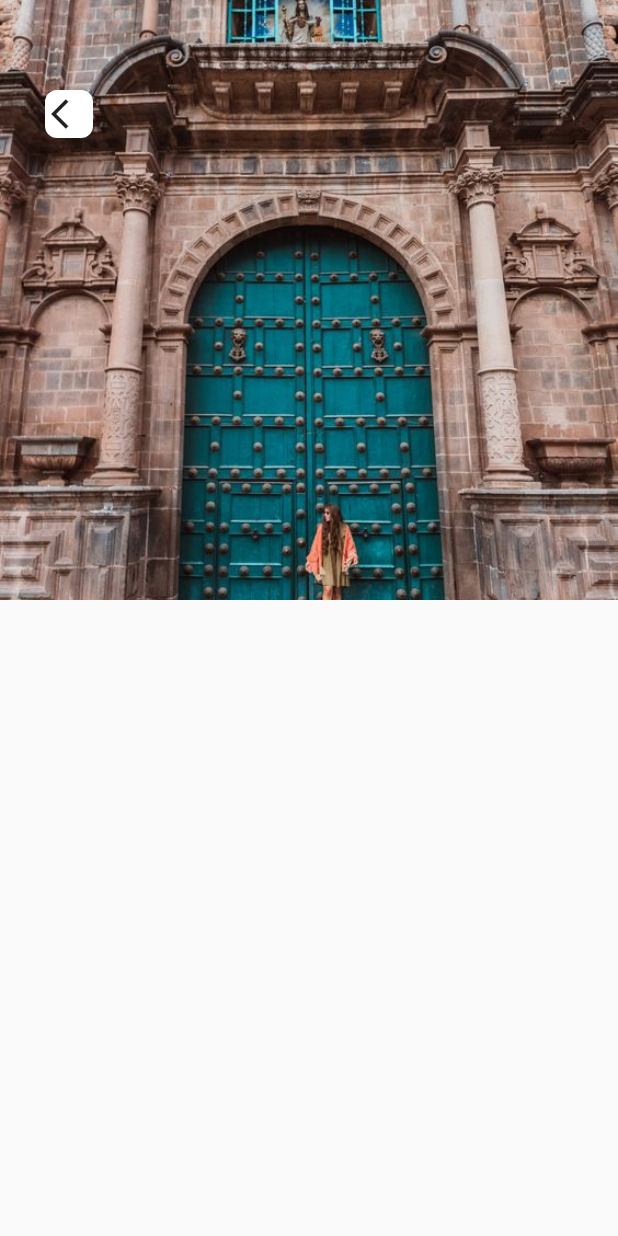
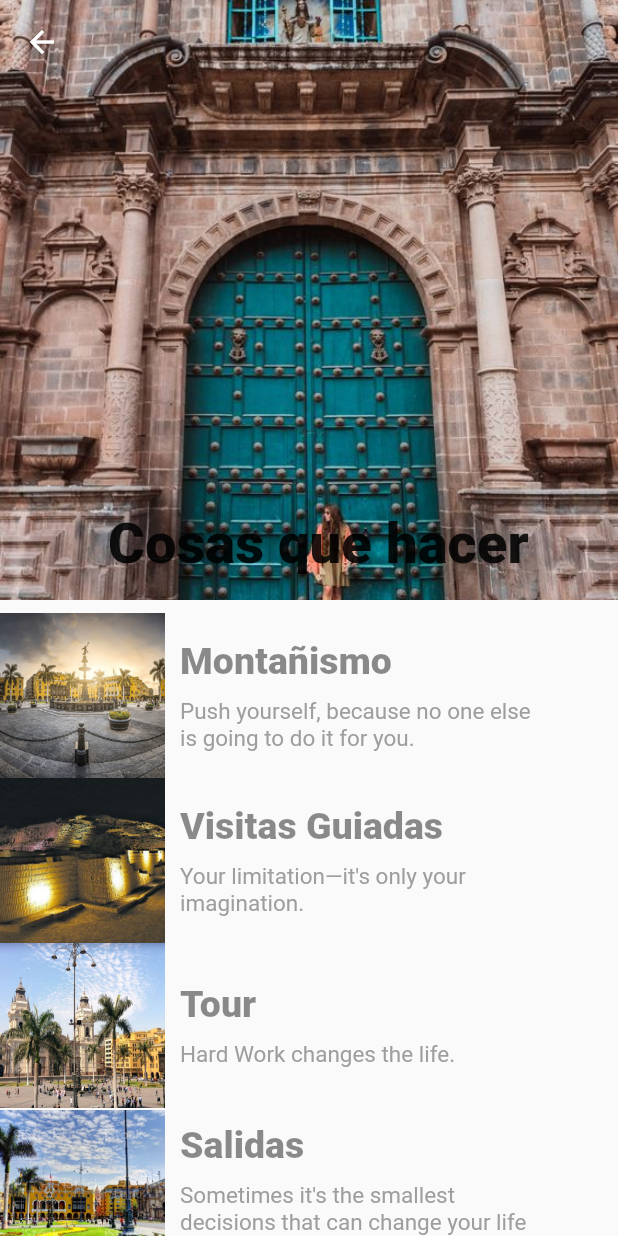
Before and after one commit to Sagender/Aplicativo-flutter, a Flutter app: the Doit screen opened directly, on a phone screen of 412 x 824 dp. Run offline on Flutter 3.47's test engine with Material 2 defaults, Android fonts, the light colour scheme and no system bars; our stand-ins replace google_fonts; network calls fail.

Commit message:
Implementación de cosas que hacer by Aldo

```diff
--- a/app_resonance/lib/screens/destinos.dart
+++ b/app_resonance/lib/screens/destinos.dart
@@ -33,6 +33,8 @@ class DestinosPage extends StatelessWidget {
               ),
             ),
           ),
+          //SliverList(delegate: SliverChildListDelegate(Column(children: [],)),)Sirveparaagregar
+
           SliverFillRemaining(
             child: Center(child: Text("Ripuy")),
           ),
--- a/app_resonance/lib/screens/details/doIt.dart
+++ b/app_resonance/lib/screens/details/doIt.dart
@@ -1,5 +1,6 @@
 // ignore_for_file: prefer_const_constructors, file_names, sized_box_for_whitespace
 import 'package:flutter/material.dart';
+import 'package:google_fonts/google_fonts.dart';
 
 class Doit extends StatelessWidget {
   const Doit({Key? key}) : super(key: key);
@@ -7,40 +8,219 @@ class Doit extends StatelessWidget {
   @override
   Widget build(BuildContext context) {
     return Scaffold(
-        body: Column(
-      children: [
-        Container(
-          width: double.infinity,
-          height: 400,
-          child: Stack(
-            children: [
-              Image.asset(
+      body: CustomScrollView(
+        // ignore: prefer_const_literals_to_create_immutables
+        slivers: <Widget>[
+          SliverAppBar(
+            backgroundColor: Colors.white60,
+            pinned: true,
+            expandedHeight: 400.0,
+            flexibleSpace: FlexibleSpaceBar(
+              collapseMode: CollapseMode.pin,
+              //Title destinos
+              title: Text(
+                "Cosas que hacer",
+                textAlign: TextAlign.left,
+                style: TextStyle(
+                    color: Colors.black87,
+                    fontWeight: FontWeight.bold,
+                    fontSize: 25.00),
+              ),
+              background: Image.asset(
                 "assets/images/Lima13.jpg",
-                height: 400,
-                width: 500,
                 fit: BoxFit.cover,
               ),
-              Positioned(
-                left: 30,
-                top: 60,
-                child: GestureDetector(
-                  onTap: () {
-                    Navigator.pop(context);
-                  },
-                  child: Container(
-                      padding: EdgeInsets.all(4),
-                      decoration: BoxDecoration(
-                          color: Colors.white,
-                          borderRadius: BorderRadius.circular(8)),
-                      child: Icon(
-                        Icons.arrow_back_ios,
-                      )),
-                ),
-              )
-            ],
+            ),
           ),
-        )
-      ],
-    ));
+          //SliverList(delegate: SliverChildListDelegate(Column(children: [],)),)Sirveparaagregar
+
+          SliverFillRemaining(
+            child: Center(
+              //LLamado a la clase
+              child: Container(
+                  //height: 30,
+                  margin: EdgeInsets.only(top: 8.8),
+                  child: ListViewPage()),
+            ),
+          ),
+        ],
+      ),
+    );
   }
 }
+
+//Instancia de la clase
+class ListViewPage extends StatefulWidget {
+  const ListViewPage({Key? key}) : super(key: key);
+
+  @override
+  _ListViewPageState createState() => _ListViewPageState();
+}
+
+class _ListViewPageState extends State<ListViewPage> {
+  // Title List Here
+  var titleList = [
+    //Rótulos
+    "Montañismo",
+    "Visitas Guiadas",
+    "Tour",
+    "Salidas",
+    "Camping",
+    "Museos",
+    "Parques"
+  ];
+
+  // Description List Here
+  var descList = [
+    //Textos o comentarios
+    "Push yourself, because no one else is going to do it for you.",
+    "Your limitation—it's only your imagination.",
+    "Hard Work changes the life.",
+    "Sometimes it's the smallest decisions that can change your life forever.",
+    "Confidence is the most beautiful thing you can possess",
+    "A big business starts small.",
+    "Talent wins games, but teamwork and intelligence win championships."
+  ];
+
+  ///Imágenes
+  var imgList = [
+    "assets/images/Lima2.jpg",
+    "assets/images/lima3.jpg",
+    "assets/images/lima7.jpg",
+    "assets/images/Lima8.jpg",
+    "assets/images/Lima9.png",
+    "assets/images/Lima12.jpg",
+    "assets/images/Lima13.jpg"
+  ];
+
+  @override
+  Widget build(BuildContext context) {
+    // MediaQuery to get Device Width
+    double width = MediaQuery.of(context).size.width * 0.6;
+    return Scaffold(
+      /*appBar: AppBar(
+        // App Bar
+        title: Text(
+          "ListView On-Click Event",
+          style: TextStyle(color: Colors.grey),
+        ),
+        elevation: 0,
+        backgroundColor: Colors.white,
+      ),*/
+      // Main List View With Builder
+      body: ListView.builder(
+        itemCount: imgList.length,
+        itemBuilder: (context, index) {
+          return GestureDetector(
+            onTap: () {
+              showDialogFunc(
+                  context, imgList[index], titleList[index], descList[index]);
+            },
+            //Agregar un formato de card
+            child: Row(
+              children: <Widget>[
+                //Tamaño del card
+                Container(
+                  width: 110,
+                  height: 110,
+                  child: Image.asset(
+                    imgList[index],
+                    fit: BoxFit.cover,
+                  ),
+                ),
+                Padding(
+                  padding: const EdgeInsets.all(10.0),
+                  child: Column(
+                    crossAxisAlignment: CrossAxisAlignment.start,
+                    children: <Widget>[
+                      Text(
+                        titleList[index],
+                        style: GoogleFonts.indieFlower(
+                          fontSize: 25,
+                          color: Colors.black45,
+                          fontWeight: FontWeight.bold,
+                        ),
+                      ),
+                      SizedBox(
+                        height: 10,
+                      ),
+                      Container(
+                        width: width,
+                        child: Text(
+                          descList[index],
+                          maxLines: 3,
+                          style:
+                              TextStyle(fontSize: 15, color: Colors.grey[500]),
+                        ),
+                      ),
+                    ],
+                  ),
+                )
+              ],
+            ),
+          );
+        },
+      ),
+    );
+  }
+}
+
+showDialogFunc(context, img, title, desc) {
+  return showDialog(
+    context: context,
+    builder: (context) {
+      return Center(
+        child: Material(
+          type: MaterialType.transparency,
+          child: Container(
+            decoration: BoxDecoration(
+              borderRadius: BorderRadius.circular(15),
+              //color de la caja
+              color: Colors.white,
+            ),
+            //Diseño de la caja
+            padding: EdgeInsets.all(15),
+            height: 420,
+            width: MediaQuery.of(context).size.width * 0.8,
+            child: Column(
+              crossAxisAlignment: CrossAxisAlignment.center,
+              children: <Widget>[
+                ClipRRect(
+                  borderRadius: BorderRadius.circular(5),
+                  child: Image.asset(
+                    img,
+                    width: 200,
+                    height: 200,
+                  ),
+                ),
+                SizedBox(
+                  height: 10,
+                ),
+                Text(
+                  title,
+                  style: TextStyle(
+                    fontSize: 25,
+                    color: Colors.grey,
+                    fontWeight: FontWeight.bold,
+                  ),
+                ),
+                SizedBox(
+                  height: 10,
+                ),
+                Align(
+                  alignment: Alignment.center,
+                  child: Text(
+                    desc,
+                    maxLines: 3,
+                    style: TextStyle(fontSize: 15, color: Colors.grey[500]),
+                    textAlign: TextAlign.center,
+                  ),
+                ),
+              ],
+            ),
+          ),
+        ),
+      );
+    },
+  );
+}
```
